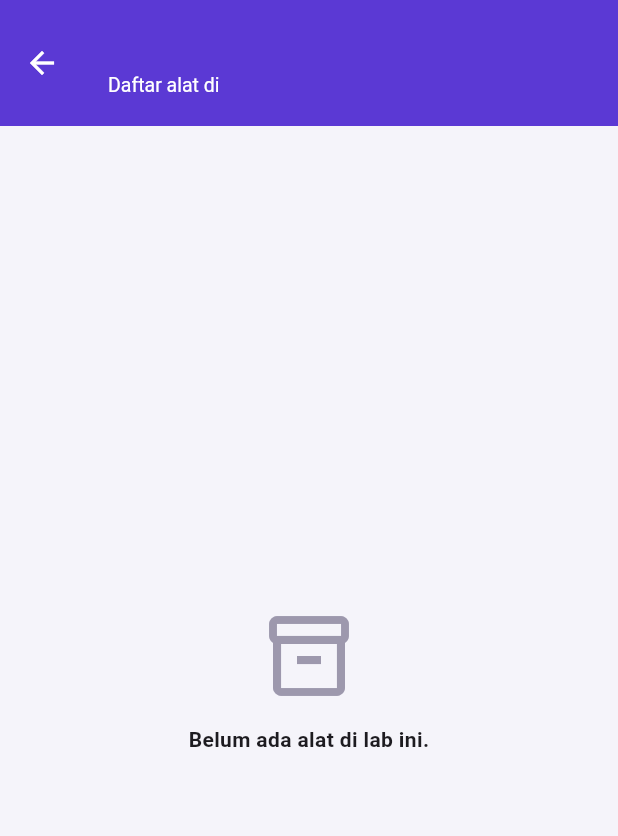
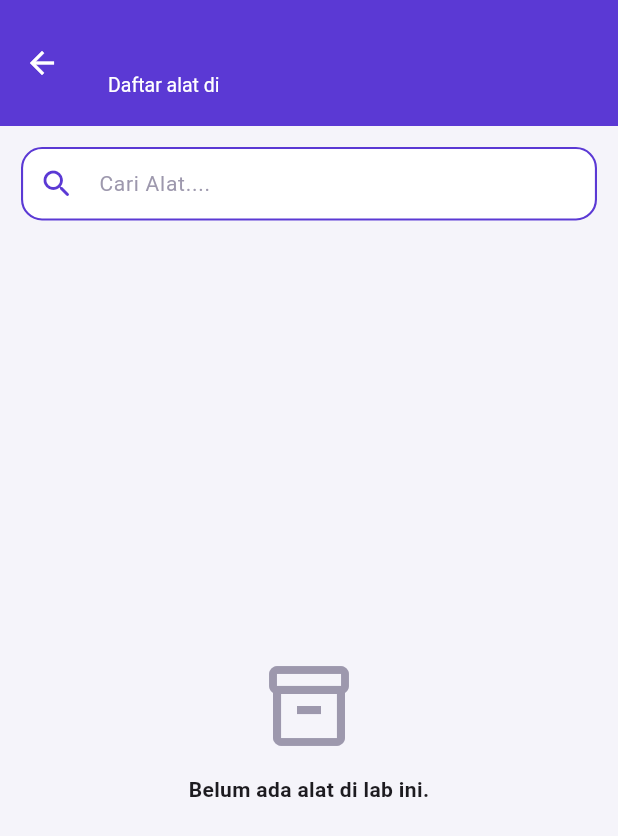
Before and after one commit to ErikZendrato/PBL-4C1, a Flutter app: the DetailAssetPage screen opened directly with empty values, on a phone screen of 412 x 824 dp. Shown: the top 836 px of the screen. Run offline on Flutter 3.47's test engine with Material 3 defaults, Android fonts, the light colour scheme and no system bars; our stand-ins replace image_picker, shared_preferences, sqflite; accounts and stored records are empty.

Commit message:
Menambahkan Search di bagian lab

```diff
--- a/lib/ui/user/detail_asset.dart
+++ b/lib/ui/user/detail_asset.dart
@@ -5,11 +5,33 @@ import '../../services/borrow_service.dart';
 import '../widgets/asset_visual.dart';
 import 'borrow.dart';
 
-class DetailAssetPage extends StatelessWidget {
-  DetailAssetPage(this.lab, {super.key});
+class DetailAssetPage extends StatefulWidget {
+  const DetailAssetPage(this.lab, {super.key});
 
   final String lab;
+
+  @override
+  State<DetailAssetPage> createState() => _DetailAssetPageState();
+}
+
+class _DetailAssetPageState extends State<DetailAssetPage> {
   final _service = BorrowService();
+  final _searchCtrl = TextEditingController();
+
+  late Future<List<AssetModel>> _assetsFuture;
+  String _query = "";
+
+  @override
+  void initState() {
+    super.initState();
+    _assetsFuture = _service.getAssets(lab: widget.lab);
+  }
+
+  @override
+  void dispose() {
+    _searchCtrl.dispose();
+    super.dispose();
+  }
 
   @override
   Widget build(BuildContext context) {
@@ -23,19 +45,29 @@ class DetailAssetPage extends StatelessWidget {
           crossAxisAlignment: CrossAxisAlignment.start,
           children: [
             Text(
-              lab,
+              widget.lab,
               style: const TextStyle(fontSize: 18, fontWeight: FontWeight.w900),
             ),
             const SizedBox(height: 6),
             Text(
-              "Daftar alat di $lab",
+              "Daftar alat di ${widget.lab}",
               style: const TextStyle(fontSize: 13, fontWeight: FontWeight.w400),
             ),
           ],
         ),
       ),
-      body: FutureBuilder<List<AssetModel>>(
-        future: _service.getAssets(lab: lab),
+      body: Column(
+        children: [
+          Padding(
+            padding: const EdgeInsets.fromLTRB(14, 14, 14, 4),
+            child: _SearchField(
+              controller: _searchCtrl,
+              onChanged: (value) => setState(() => _query = value.trim()),
+            ),
+          ),
+          Expanded(
+            child: FutureBuilder<List<AssetModel>>(
+              future: _assetsFuture,
               builder: (context, snapshot) {
                 if (snapshot.connectionState == ConnectionState.waiting) {
                   return const Center(child: CircularProgressIndicator());
@@ -47,13 +79,80 @@ class DetailAssetPage extends StatelessWidget {
                   return const _EmptyAssets();
                 }
 
+                final filtered = _query.isEmpty
+                    ? assets
+                    : assets
+                        .where(
+                          (a) => a.name.toLowerCase().contains(
+                                _query.toLowerCase(),
+                              ),
+                        )
+                        .toList();
+
+                if (filtered.isEmpty) {
+                  return _EmptySearch(query: _query);
+                }
+
                 return ListView.separated(
-            padding: const EdgeInsets.fromLTRB(10, 14, 10, 24),
-            itemCount: assets.length,
-            separatorBuilder: (context, index) => const SizedBox(height: 12),
-            itemBuilder: (_, index) => _AssetListCard(asset: assets[index]),
+                  padding: const EdgeInsets.fromLTRB(10, 10, 10, 24),
+                  itemCount: filtered.length,
+                  separatorBuilder: (context, index) =>
+                      const SizedBox(height: 12),
+                  itemBuilder: (_, index) =>
+                      _AssetListCard(asset: filtered[index]),
                 );
               },
+            ),
+          ),
+        ],
+      ),
+    );
+  }
+}
+
+class _SearchField extends StatelessWidget {
+  const _SearchField({required this.controller, required this.onChanged});
+
+  final TextEditingController controller;
+  final ValueChanged<String> onChanged;
+
+  @override
+  Widget build(BuildContext context) {
+    return TextField(
+      controller: controller,
+      onChanged: onChanged,
+      style: const TextStyle(fontSize: 14),
+      decoration: InputDecoration(
+        hintText: "Cari Alat....",
+        hintStyle: const TextStyle(color: Color(0xFF9D98AD)),
+        prefixIcon: const Icon(
+          Icons.search_rounded,
+          color: Color(0xFF5B39D4),
+        ),
+        suffixIcon: controller.text.isEmpty
+            ? null
+            : IconButton(
+                icon: const Icon(Icons.close_rounded, size: 18),
+                onPressed: () {
+                  controller.clear();
+                  onChanged("");
+                },
+              ),
+        filled: true,
+        fillColor: Colors.white,
+        contentPadding: const EdgeInsets.symmetric(vertical: 14),
+        border: OutlineInputBorder(
+          borderRadius: BorderRadius.circular(14),
+          borderSide: const BorderSide(color: Color(0xFF5B39D4), width: 1.4),
+        ),
+        enabledBorder: OutlineInputBorder(
+          borderRadius: BorderRadius.circular(14),
+          borderSide: const BorderSide(color: Color(0xFF5B39D4), width: 1.4),
+        ),
+        focusedBorder: OutlineInputBorder(
+          borderRadius: BorderRadius.circular(14),
+          borderSide: const BorderSide(color: Color(0xFF5B39D4), width: 2),
+        ),
       ),
     );
   }
@@ -368,6 +467,37 @@ class _EmptyAssets extends StatelessWidget {
   }
 }
 
+class _EmptySearch extends StatelessWidget {
+  const _EmptySearch({required this.query});
+
+  final String query;
+
+  @override
+  Widget build(BuildContext context) {
+    return Center(
+      child: Padding(
+        padding: const EdgeInsets.all(28),
+        child: Column(
+          mainAxisSize: MainAxisSize.min,
+          children: [
+            const Icon(
+              Icons.search_off_rounded,
+              size: 64,
+              color: Color(0xFF9D98AD),
+            ),
+            const SizedBox(height: 14),
+            Text(
+              'Alat "$query" tidak ditemukan.',
+              textAlign: TextAlign.center,
+              style: const TextStyle(fontWeight: FontWeight.w700),
+            ),
+          ],
+        ),
+      ),
+    );
+  }
+}
+
 String _availabilityText(String? returnDate, {bool short = false}) {
   if (returnDate == null || returnDate.isEmpty) {
     return "Kosong";
```
Lines whose indentation alone changed are shown as unchanged.
